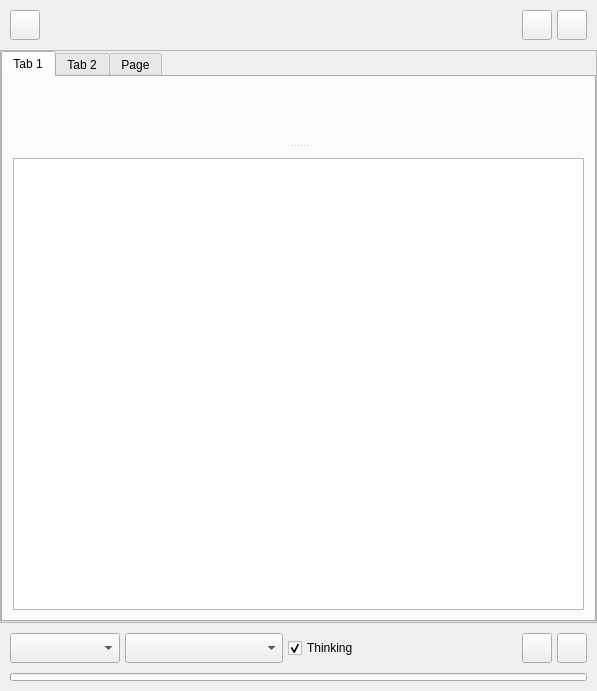
The window that src/airunner/components/chat/gui/widgets/templates/chat_prompt.ui (Capsize-Games/airunner) describes before a commit, drawn with Qt 5.
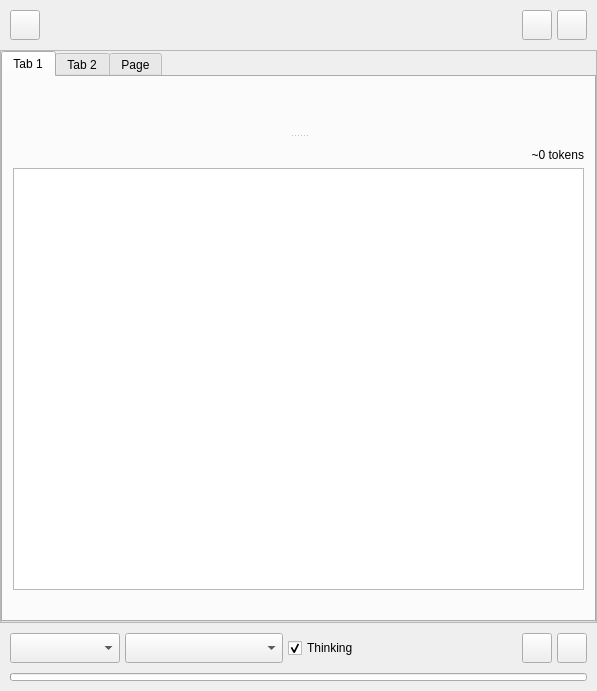
The same window after the commit. Icons and pictures are not drawn. Custom widgets are drawn as their Qt base class.

The edit to the form file:
```diff
--- a/src/airunner/components/chat/gui/widgets/templates/chat_prompt.ui
+++ b/src/airunner/components/chat/gui/widgets/templates/chat_prompt.ui
@@ -192,7 +192,7 @@
         <x>0</x>
         <y>0</y>
         <width>595</width>
-        <height>579</height>
+        <height>561</height>
        </rect>
       </property>
       <layout class="QGridLayout" name="gridLayout_4">
@@ -259,7 +259,7 @@
                <property name="spacing">
                 <number>0</number>
                </property>
-               <item row="0" column="0">
+               <item row="2" column="0">
                 <widget class="QWidget" name="prompt_wrapper" native="true">
                  <layout class="QGridLayout" name="prompt_wrapper_layout">
                   <property name="leftMargin">
@@ -277,7 +277,44 @@
                   <property name="spacing">
                    <number>0</number>
                   </property>
+                 </layout>
+                </widget>
+               </item>
                   <item row="0" column="0">
+                <widget class="QWidget" name="chat_container" native="true">
+                 <layout class="QGridLayout" name="gridLayout_7">
+                  <property name="leftMargin">
+                   <number>0</number>
+                  </property>
+                  <property name="topMargin">
+                   <number>0</number>
+                  </property>
+                  <property name="rightMargin">
+                   <number>0</number>
+                  </property>
+                  <property name="bottomMargin">
+                   <number>0</number>
+                  </property>
+                  <item row="0" column="1">
+                   <widget class="QLabel" name="token_count">
+                    <property name="sizePolicy">
+                     <sizepolicy hsizetype="Minimum" vsizetype="Minimum">
+                      <horstretch>0</horstretch>
+                      <verstretch>0</verstretch>
+                     </sizepolicy>
+                    </property>
+                    <property name="styleSheet">
+                     <string notr="true"/>
+                    </property>
+                    <property name="text">
+                     <string>~0 tokens</string>
+                    </property>
+                    <property name="alignment">
+                     <set>Qt::AlignmentFlag::AlignRight|Qt::AlignmentFlag::AlignTrailing|Qt::AlignmentFlag::AlignVCenter</set>
+                    </property>
+                   </widget>
+                  </item>
+                  <item row="1" column="1">
                    <widget class="QPlainTextEdit" name="prompt">
                     <property name="sizePolicy">
                      <sizepolicy hsizetype="Expanding" vsizetype="Expanding">
@@ -299,23 +336,9 @@
                     </property>
                    </widget>
                   </item>
-                  <item row="0" column="0" alignment="Qt::AlignmentFlag::AlignRight|Qt::AlignmentFlag::AlignTop">
-                   <widget class="QLabel" name="token_count">
-                    <property name="sizePolicy">
-                     <sizepolicy hsizetype="Minimum" vsizetype="Minimum">
-                      <horstretch>0</horstretch>
-                      <verstretch>0</verstretch>
-                     </sizepolicy>
-                    </property>
-                    <property name="styleSheet">
-                     <string notr="true">background-color: transparent; color: rgba(255, 255, 255, 0.5); padding: 4px 24px; font-size: 11px;</string>
-                    </property>
-                    <property name="text">
-                     <string>~0 tokens</string>
-                    </property>
-                   </widget>
-                  </item>
-                  <item row="0" column="0" alignment="Qt::AlignmentFlag::AlignLeft|Qt::AlignmentFlag::AlignBottom">
+                  <item row="2" column="1">
+                   <layout class="QHBoxLayout" name="horizontalLayout_4">
+                    <item>
                    <widget class="QLabel" name="last_message_tokens">
                     <property name="sizePolicy">
                      <sizepolicy hsizetype="Minimum" vsizetype="Minimum">
@@ -324,14 +347,14 @@
                      </sizepolicy>
                     </property>
                     <property name="styleSheet">
-                     <string notr="true">background-color: transparent; color: rgba(255, 255, 255, 0.5); padding: 4px 24px; font-size: 11px;</string>
+                       <string notr="true"/>
                     </property>
                     <property name="text">
                      <string></string>
                     </property>
                    </widget>
                   </item>
-                  <item row="0" column="0" alignment="Qt::AlignmentFlag::AlignRight|Qt::AlignmentFlag::AlignBottom">
+                    <item>
                    <widget class="QLabel" name="total_tokens">
                     <property name="sizePolicy">
                      <sizepolicy hsizetype="Minimum" vsizetype="Minimum">
@@ -340,12 +363,17 @@
                      </sizepolicy>
                     </property>
                     <property name="styleSheet">
-                     <string notr="true">background-color: transparent; color: rgba(255, 255, 255, 0.5); padding: 4px 24px; font-size: 11px;</string>
+                       <string notr="true"/>
                     </property>
                     <property name="text">
-                     <string></string>
-                    </property>
-                   </widget>
+                       <string/>
+                      </property>
+                      <property name="alignment">
+                       <set>Qt::AlignmentFlag::AlignRight|Qt::AlignmentFlag::AlignTrailing|Qt::AlignmentFlag::AlignVCenter</set>
+                      </property>
+                     </widget>
+                    </item>
+                   </layout>
                   </item>
                  </layout>
                 </widget>
```
Left out of the diff: 2 changed lines with no effect on the pictures. Lines whose indentation alone changed are shown as unchanged.
